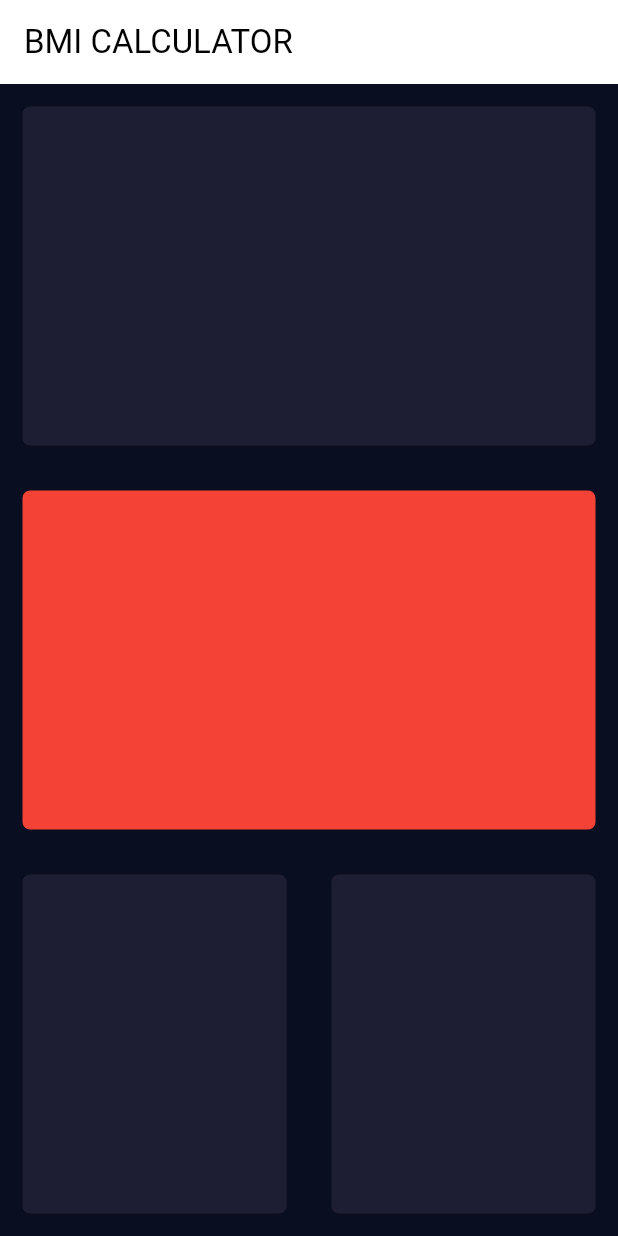
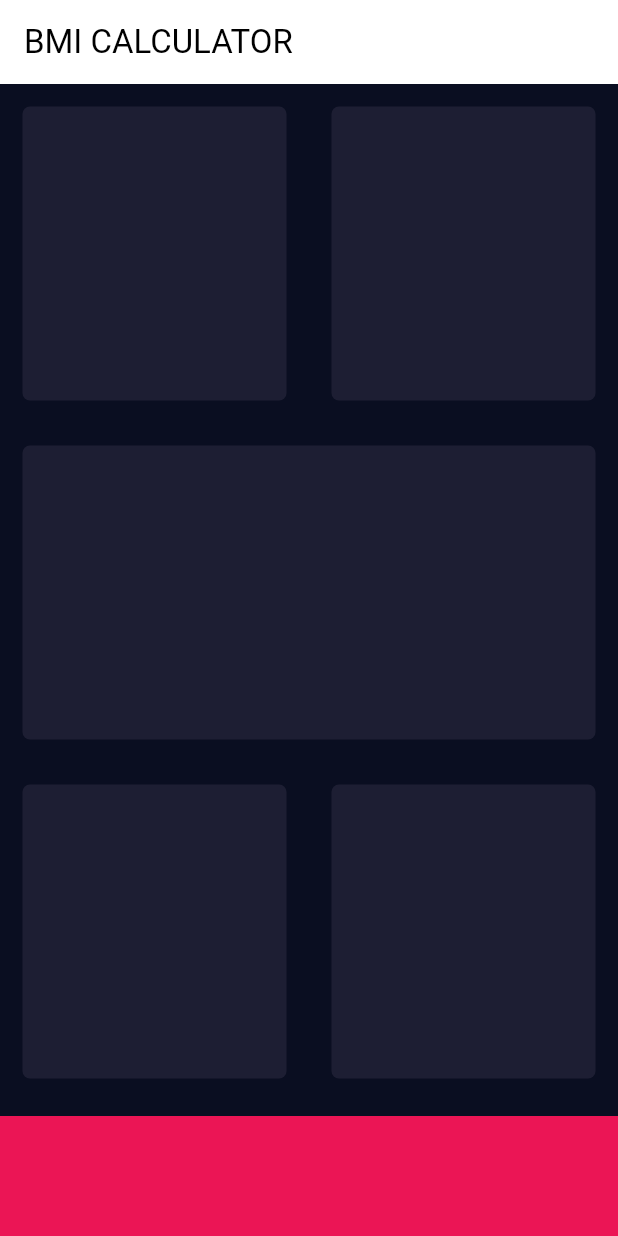
Before and after one commit to PlamediD/bmi_calculator, a Flutter app: the screen it shows after launch, on a phone screen of 412 x 824 dp. Run offline on Flutter 3.47's test engine with Material 3 defaults, Android fonts, the phone set to English and light mode, and no system bars.

Commit message:
Continue to work on the app

```diff
--- a/lib/screens/input_page.dart
+++ b/lib/screens/input_page.dart
@@ -1,5 +1,6 @@
+import 'package:flutter/material.dart';
 
-import 'package:flutter/material.dart';
+const bottomContainerHeight = 80.0;
 
 class InputPage extends StatefulWidget {
   @override
@@ -14,10 +15,15 @@ class _InputPageState extends State<InputPage> {
         title: Text('BMI CALCULATOR'),
       ),
       body: Column(
-        children:<Widget>[
-          Expanded(child: Row(
         children: <Widget>[
-
+          Expanded(
+            child: Row(
+              children: <Widget>[
+                Expanded(
+                  child: ReusableCard(
+                    colour: Color(0xFF1D1E33),
+                  ),
+                ),
                 Expanded(
                   child: ReusableCard(
                     colour: Color(0xFF1D1E33),
@@ -28,10 +34,11 @@ class _InputPageState extends State<InputPage> {
           ),
           Expanded(
             child: ReusableCard(
-                colour: Colors.red,
+              colour: Color(0xFF1D1E33),
             ),
           ),
-          Expanded(child:  Row(
+          Expanded(
+            child: Row(
               children: <Widget>[
                 Expanded(
                   child: ReusableCard(
@@ -39,13 +46,19 @@ class _InputPageState extends State<InputPage> {
                   ),
                 ),
                 Expanded(
-                  child:
-                  ReusableCard(
+                  child: ReusableCard(
                     colour: Color(0xFF1D1E33),
                   ),
                 ),
               ],
-          ),),
+            ),
+          ),
+          Container(
+            color: Color(0xFFEB1555),
+            margin: EdgeInsets.only(top: 10.0),
+            width: double.infinity,
+            height: bottomContainerHeight,
+          ),
         ],
       ),
     );
@@ -53,18 +66,16 @@ class _InputPageState extends State<InputPage> {
 }
 
 class ReusableCard extends StatelessWidget {
-  ReusableCard({ required this.colour});
+  ReusableCard({required this.colour});
   final Color colour;
   @override
   Widget build(BuildContext context) {
-    return Expanded(
-        child: Container(
+    return Container(
       margin: EdgeInsets.all(15.0),
       decoration: BoxDecoration(
         color: colour,
         borderRadius: BorderRadius.circular(5.0),
       ),
-        ),
     );
   }
 }
```
Lines whose indentation alone changed are shown as unchanged.
